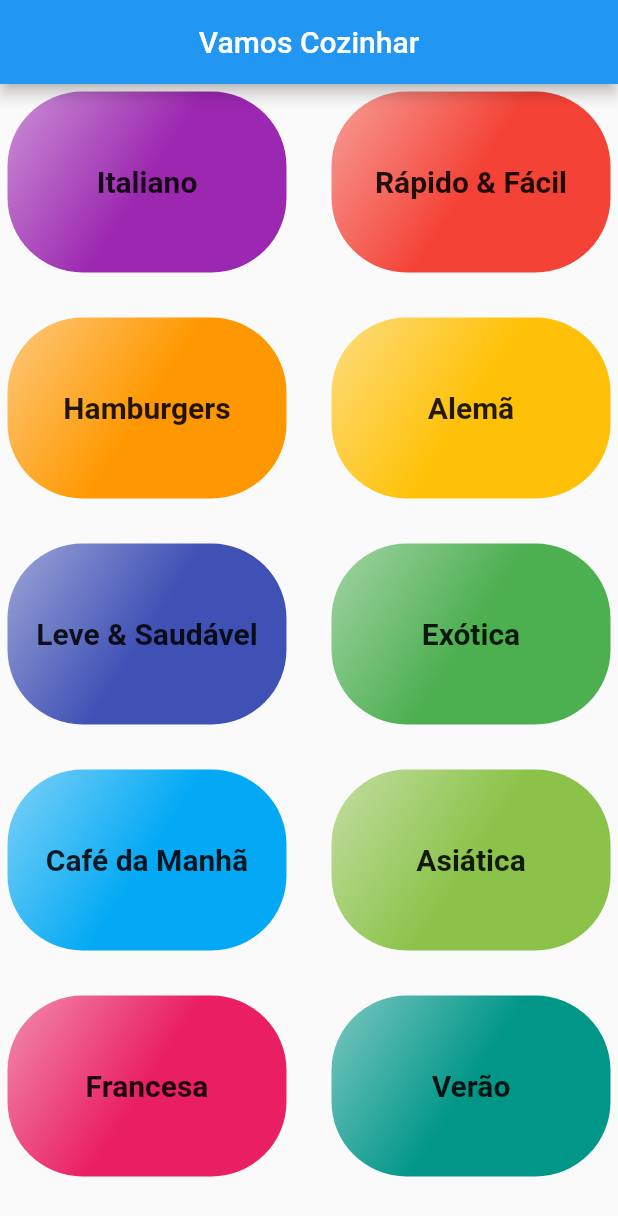
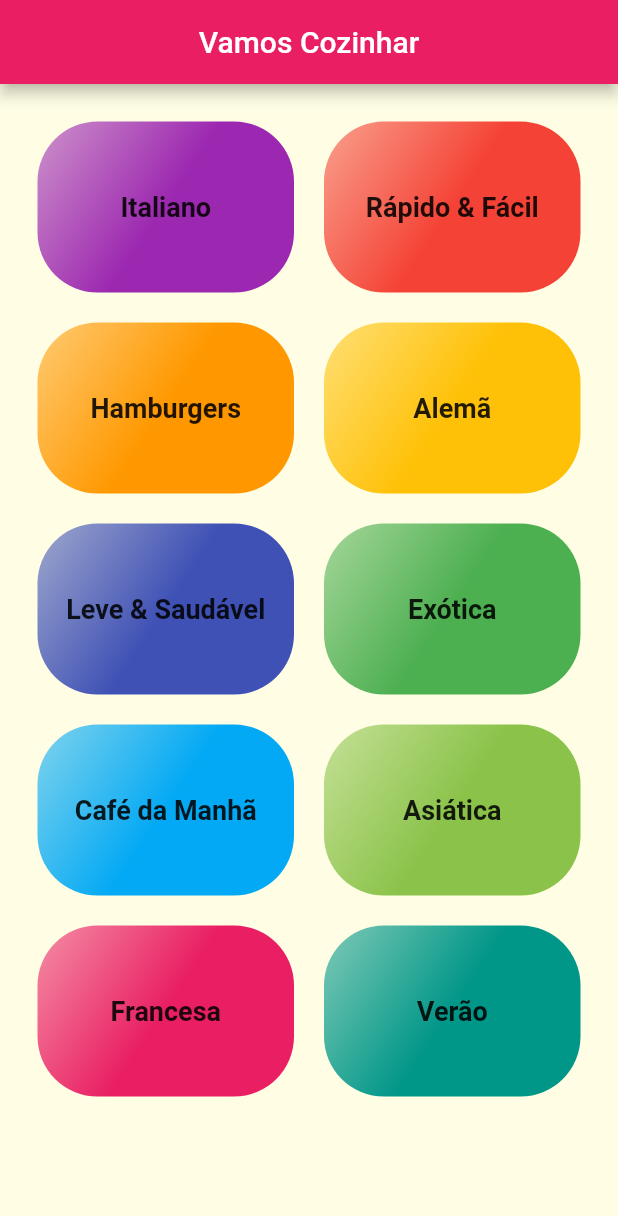
Before and after one commit to alefbispo/food_recipes, a Flutter app: the screen it shows after launch, on a phone screen of 412 x 824 dp. Shown: the top 1216 px of the screen. Run offline on Flutter 3.47's test engine with Material 2 defaults, Android fonts, the phone set to English and light mode, and no system bars.

Commit message:
cores e fontes google

```diff
--- a/lib/components/category_item.dart
+++ b/lib/components/category_item.dart
@@ -4,13 +4,12 @@ import 'package:food_recipes/models/category.dart';
 class CategoryItem extends StatelessWidget {
   final Category category;
   const CategoryItem(this.category, {Key? key}) : super(key: key);
+
   @override
   Widget build(BuildContext context) {
-    return Padding(
-      padding: const EdgeInsets.all(5),
-      child: Container(
+    return Container(
       decoration: BoxDecoration(
-          borderRadius: BorderRadius.circular(50),
+        borderRadius: BorderRadius.circular(40),
         gradient: LinearGradient(
           colors: [
             category.color.withOpacity(0.5),
@@ -25,8 +24,7 @@ class CategoryItem extends StatelessWidget {
           category.title,
           style: const TextStyle(
             fontWeight: FontWeight.bold,
-              fontSize: 20,
-            ),
+            fontSize: 18,
           ),
         ),
       ),
--- a/lib/main.dart
+++ b/lib/main.dart
@@ -13,8 +13,9 @@ class MyApp extends StatelessWidget {
   Widget build(BuildContext context) {
     return MaterialApp(
       theme: ThemeData(
-        primarySwatch: Colors.blue,
-      ),
+          canvasColor: const Color.fromRGBO(255, 254, 229, 1),
+          colorScheme: ColorScheme.fromSwatch(primarySwatch: Colors.pink)
+              .copyWith(secondary: Colors.amber)),
       home: const CategoriesScreen(),
     );
   }
--- a/lib/screens/categories_screen.dart
+++ b/lib/screens/categories_screen.dart
@@ -16,6 +16,7 @@ class CategoriesScreen extends StatelessWidget {
         ),
       ),
       body: GridView(
+          padding: const EdgeInsets.all(25),
           gridDelegate: const SliverGridDelegateWithMaxCrossAxisExtent(
             maxCrossAxisExtent: 200,
             childAspectRatio: 3 / 2,
--- a/pubspec.yaml
+++ b/pubspec.yaml
@@ -34,6 +34,7 @@ dependencies:
   # The following adds the Cupertino Icons font to your application.
   # Use with the CupertinoIcons class for iOS style icons.
   cupertino_icons: ^1.0.2
+  google_fonts: ^3.0.1
 
 dev_dependencies:
   flutter_test:
```
Also changed, not shown: pubspec.lock, 1 other file. Lines whose indentation alone changed are shown as unchanged.
